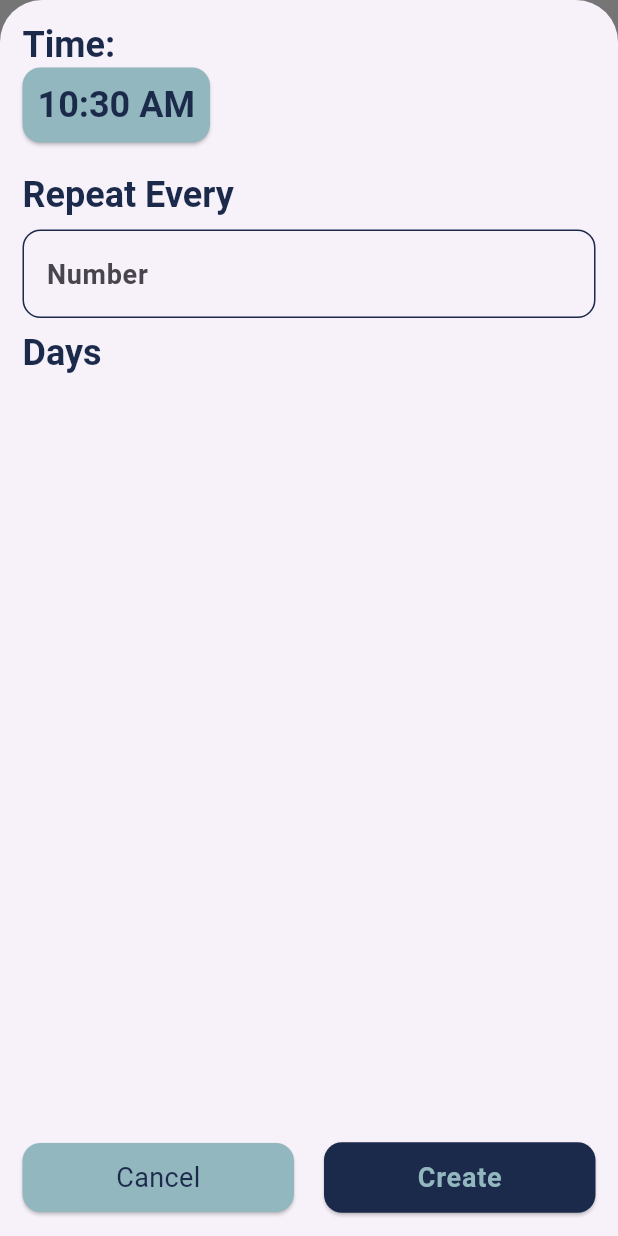
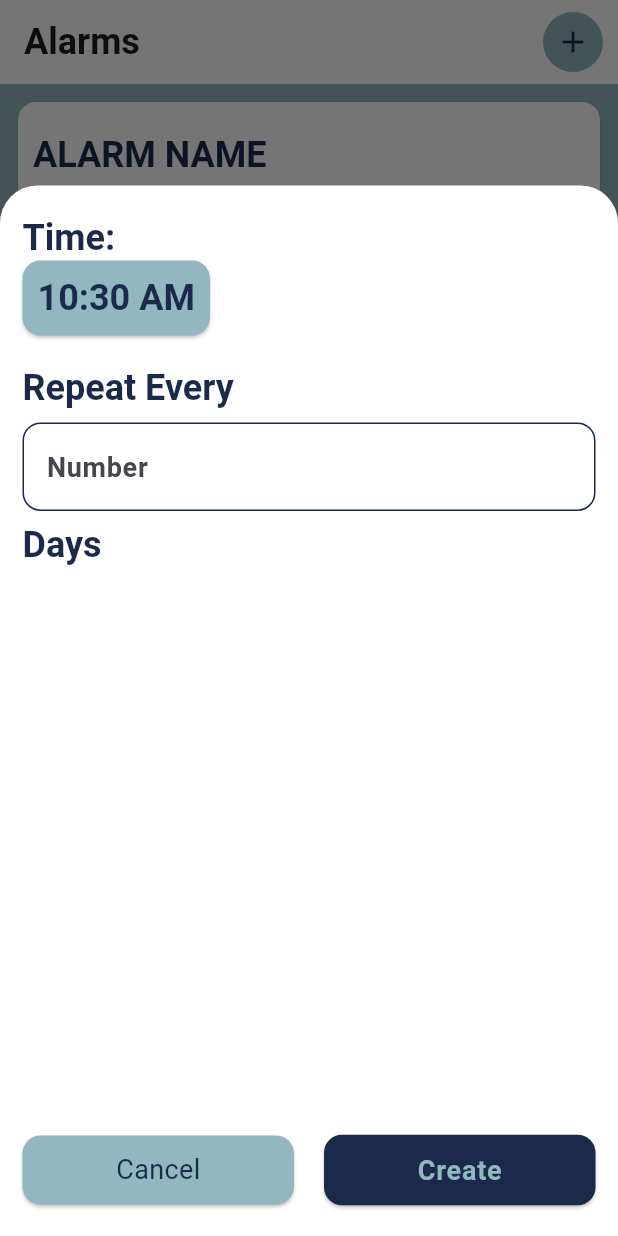
Before and after one commit to RachelGon/ComplicatedScheduler, a Flutter app: the screen it shows after launch, after a tap on the "add" icon, on a phone screen of 412 x 824 dp. Run offline on Flutter 3.47's test engine with Material 2 defaults, Android fonts, the phone set to English and light mode, and no system bars; Roboto replaces fonts that are missing (montserrat).

Commit message:
updated modal to take less screen space

```diff
--- a/lib/home_page.dart
+++ b/lib/home_page.dart
@@ -42,17 +42,27 @@ class _MyHomePageState extends State<MyHomePage> {
                     ),
                     onPressed: () {
                       //*********************************** BOTTOM SHEET START *******************************************************
-                      showModalBottomSheet<dynamic>(
+                      showModalBottomSheet(
                         isScrollControlled: true,
                         context: context,
+                        backgroundColor: Colors.transparent,
                         builder: (BuildContext context) {
                           return StatefulBuilder(builder: (BuildContext context,
                               StateSetter
                                   modalSetState /*You can rename this!*/) {
                             return Padding(
-                              padding: const EdgeInsets.all(15.0),
-                              child: SizedBox(
-                                height: MediaQuery.of(context).size.height * 2,
+                              padding: const EdgeInsets.all(0),
+                              child: Container(
+                                padding: const EdgeInsets.fromLTRB(15, 20, 15, 20),
+                                height:
+                                    MediaQuery.of(context).size.height * 0.85,
+                                decoration: const BoxDecoration(
+                                  color: Colors.white,
+                                  borderRadius: BorderRadius.only(
+                                    topLeft: Radius.circular(25.0),
+                                    topRight: Radius.circular(25.0),
+                                  ),
+                                ),
                                 child: Center(
                                   child: Column(
                                     mainAxisAlignment: MainAxisAlignment.center,
```
